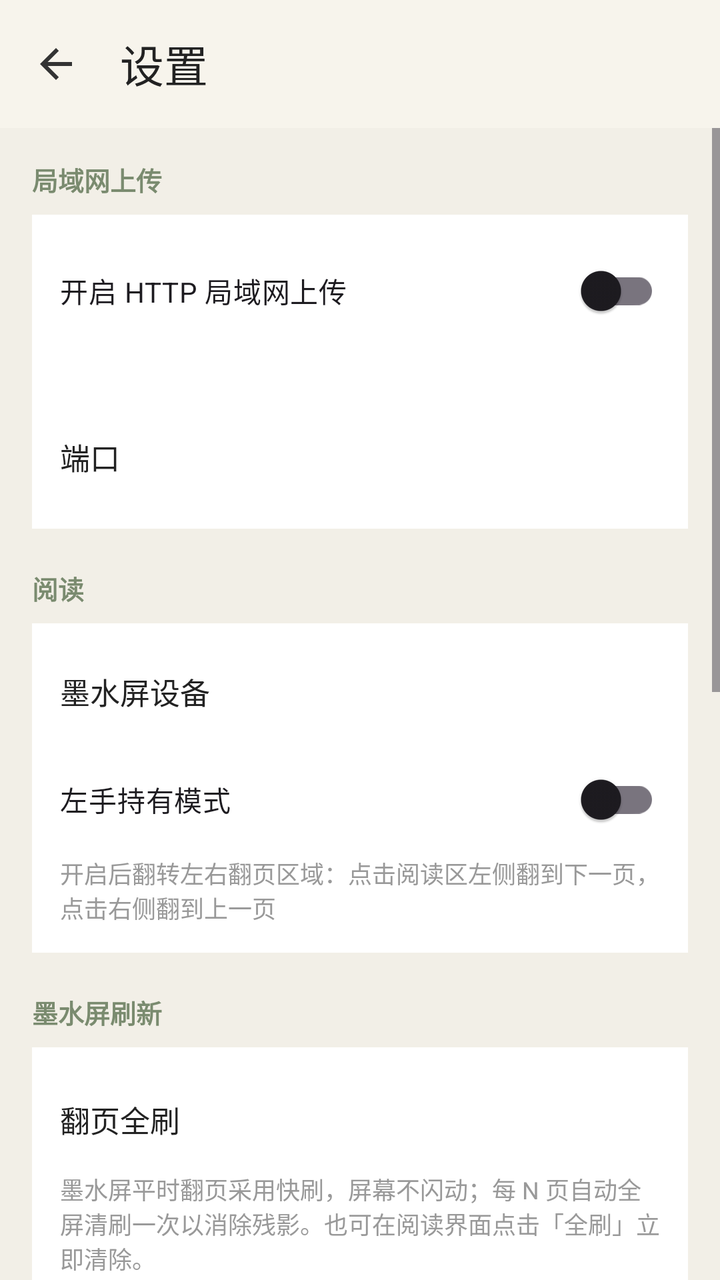
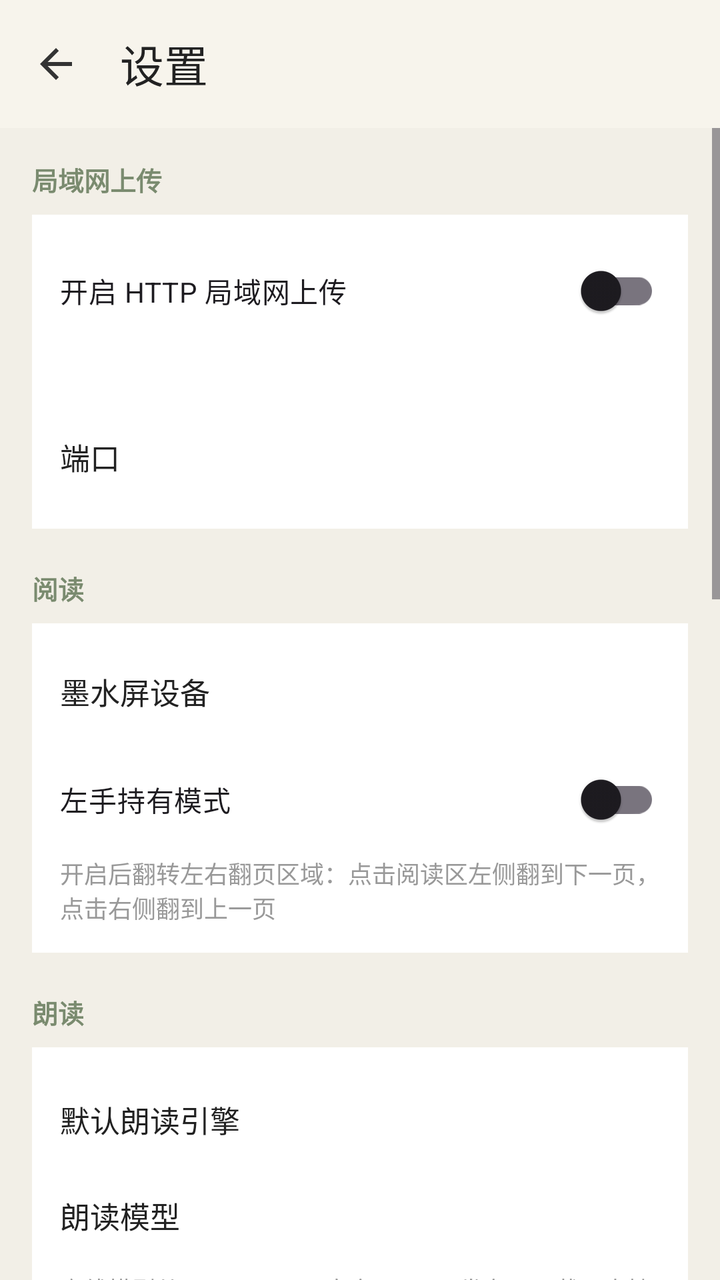

The first picture is an Android layout as it rendered before a commit; the second is the same layout after the commit. The layout source and the unified diff follow.
<!-- AndroidManifest.xml: application theme Theme.EbookReader -->
<!-- res/layout/activity_settings.xml -->
<?xml version="1.0" encoding="utf-8"?>
<LinearLayout xmlns:android="http://schemas.android.com/apk/res/android"
    xmlns:app="http://schemas.android.com/apk/res-auto"
    android:layout_width="match_parent"
    android:layout_height="match_parent"
    android:background="#F2EFE7"
    android:orientation="vertical">

    <androidx.appcompat.widget.Toolbar
        android:id="@+id/toolbar"
        android:layout_width="match_parent"
        android:layout_height="?attr/actionBarSize"
        android:background="#F7F4EC"
        app:navigationIcon="@drawable/ic_back"
        app:title="@string/settings"
        app:titleTextColor="#222222" />

    <ScrollView
        android:layout_width="match_parent"
        android:layout_height="0dp"
        android:layout_weight="1">

        <LinearLayout
            android:layout_width="match_parent"
            android:layout_height="wrap_content"
            android:orientation="vertical"
            android:padding="16dp">

            
            <TextView
                android:layout_width="wrap_content"
                android:layout_height="wrap_content"
                android:text="@string/settings_http_section"
                android:textColor="#7A8B6F"
                android:textSize="13sp"
                android:textStyle="bold" />

            <LinearLayout
                android:layout_width="match_parent"
                android:layout_height="wrap_content"
                android:layout_marginTop="8dp"
                android:background="#FFFFFF"
                android:orientation="vertical"
                android:padding="14dp">

                <com.google.android.material.switchmaterial.SwitchMaterial
                    android:id="@+id/switchHttp"
                    android:layout_width="match_parent"
                    android:layout_height="wrap_content"
                    android:text="@string/settings_http_enable" />

                <TextView
                    android:id="@+id/txtHttpAddress"
                    android:layout_width="match_parent"
                    android:layout_height="wrap_content"
                    android:layout_marginTop="6dp"
                    android:textColor="#666666"
                    android:textSize="14sp"
                    android:textIsSelectable="true" />

                <LinearLayout
                    android:id="@+id/rowPort"
                    android:layout_width="match_parent"
                    android:layout_height="wrap_content"
                    android:layout_marginTop="12dp"
                    android:background="?attr/selectableItemBackground"
                    android:gravity="center_vertical"
                    android:minHeight="44dp"
                    android:orientation="horizontal">

                    <TextView
                        android:layout_width="0dp"
                        android:layout_height="wrap_content"
                        android:layout_weight="1"
                        android:text="@string/settings_http_port"
                        android:textColor="#222222"
                        android:textSize="15sp" />

                    <TextView
                        android:id="@+id/txtPort"
                        android:layout_width="wrap_content"
                        android:layout_height="wrap_content"
                        android:textColor="#888888"
                        android:textSize="15sp" />
                </LinearLayout>
            </LinearLayout>

            
            <TextView
                android:layout_width="wrap_content"
                android:layout_height="wrap_content"
                android:layout_marginTop="20dp"
                android:text="@string/settings_reading_section"
                android:textColor="#7A8B6F"
                android:textSize="13sp"
                android:textStyle="bold" />

            <LinearLayout
                android:layout_width="match_parent"
                android:layout_height="wrap_content"
                android:layout_marginTop="8dp"
                android:background="#FFFFFF"
                android:orientation="vertical"
                android:padding="14dp">

                <LinearLayout
                    android:id="@+id/rowEinkDevice"
                    android:layout_width="match_parent"
                    android:layout_height="wrap_content"
                    android:layout_marginBottom="10dp"
                    android:gravity="center_vertical"
                    android:minHeight="40dp"
                    android:orientation="horizontal">

                    <TextView
                        android:layout_width="0dp"
                        android:layout_height="wrap_content"
                        android:layout_weight="1"
                        android:text="@string/settings_eink_device"
                        android:textColor="#222222"
                        android:textSize="15sp" />

                    <TextView
                        android:id="@+id/txtEinkDevice"
                        android:layout_width="wrap_content"
                        android:layout_height="wrap_content"
                        android:gravity="end"
                        android:maxWidth="220dp"
                        android:textColor="#888888"
                        android:textSize="13sp" />
                </LinearLayout>

                <com.google.android.material.switchmaterial.SwitchMaterial
                    android:id="@+id/switchLeftHand"
                    android:layout_width="match_parent"
                    android:layout_height="wrap_content"
                    android:text="@string/settings_left_hand_mode" />

                <TextView
                    android:layout_width="match_parent"
                    android:layout_height="wrap_content"
                    android:layout_marginTop="4dp"
                    android:text="@string/settings_left_hand_mode_hint"
                    android:textColor="#999999"
                    android:textSize="12sp" />
            </LinearLayout>

            
            <TextView
                android:layout_width="wrap_content"
                android:layout_height="wrap_content"
                android:layout_marginTop="20dp"
                android:text="@string/settings_refresh_section"
                android:textColor="#7A8B6F"
                android:textSize="13sp"
                android:textStyle="bold" />

            <LinearLayout
                android:layout_width="match_parent"
                android:layout_height="wrap_content"
                android:layout_marginTop="8dp"
                android:background="#FFFFFF"
                android:orientation="vertical"
                android:padding="14dp">

                <LinearLayout
                    android:id="@+id/rowRefreshInterval"
                    android:layout_width="match_parent"
                    android:layout_height="wrap_content"
                    android:background="?attr/selectableItemBackground"
                    android:gravity="center_vertical"
                    android:minHeight="44dp"
                    android:orientation="horizontal">

                    <TextView
                        android:layout_width="0dp"
                        android:layout_height="wrap_content"
                        android:layout_weight="1"
                        android:text="@string/settings_refresh_interval"
                        android:textColor="#222222"
                        android:textSize="15sp" />

                    <TextView
                        android:id="@+id/txtRefreshInterval"
                        android:layout_width="wrap_content"
                        android:layout_height="wrap_content"
                        android:textColor="#888888"
                        android:textSize="15sp" />
                </LinearLayout>

                <TextView
                    android:layout_width="match_parent"
                    android:layout_height="wrap_content"
                    android:layout_marginTop="4dp"
                    android:text="@string/settings_refresh_hint"
                    android:textColor="#999999"
                    android:textSize="12sp" />
            </LinearLayout>

            
            <TextView
                android:layout_width="wrap_content"
                android:layout_height="wrap_content"
                android:layout_marginTop="20dp"
                android:text="@string/settings_keyboard_section"
                android:textColor="#7A8B6F"
                android:textSize="13sp"
                android:textStyle="bold" />

            <LinearLayout
                android:layout_width="match_parent"
                android:layout_height="wrap_content"
                android:layout_marginTop="8dp"
                android:background="#FFFFFF"
                android:orientation="vertical"
                android:padding="14dp">

                <LinearLayout
                    android:id="@+id/rowNextKeys"
                    android:layout_width="match_parent"
                    android:layout_height="wrap_content"
                    android:background="?attr/selectableItemBackground"
                    android:gravity="center_vertical"
                    android:minHeight="44dp"
                    android:orientation="horizontal">

                    <TextView
                        android:layout_width="0dp"
                        android:layout_height="wrap_content"
                        android:layout_weight="1"
                        android:text="@string/settings_page_next"
                        android:textColor="#222222"
                        android:textSize="15sp" />

                    <TextView
                        android:id="@+id/txtNextKeys"
                        android:layout_width="wrap_content"
                        android:layout_height="wrap_content"
                        android:gravity="end"
                        android:maxWidth="220dp"
                        android:textColor="#888888"
                        android:textSize="13sp" />
                </LinearLayout>

                <LinearLayout
                    android:id="@+id/rowPrevKeys"
                    android:layout_width="match_parent"
                    android:layout_height="wrap_content"
                    android:layout_marginTop="4dp"
                    android:background="?attr/selectableItemBackground"
                    android:gravity="center_vertical"
                    android:minHeight="44dp"
                    android:orientation="horizontal">

                    <TextView
                        android:layout_width="0dp"
                        android:layout_height="wrap_content"
                        android:layout_weight="1"
                        android:text="@string/settings_page_prev"
                        android:textColor="#222222"
                        android:textSize="15sp" />

                    <TextView
                        android:id="@+id/txtPrevKeys"
                        android:layout_width="wrap_content"
                        android:layout_height="wrap_content"
                        android:gravity="end"
                        android:maxWidth="220dp"
                        android:textColor="#888888"
                        android:textSize="13sp" />
                </LinearLayout>

                <TextView
                    android:id="@+id/txtKeyboardHint"
                    android:layout_width="match_parent"
                    android:layout_height="wrap_content"
                    android:layout_marginTop="6dp"
                    android:lineSpacingExtra="4dp"
                    android:text="@string/settings_keyboard_hint"
                    android:textColor="#666666"
                    android:textSize="13sp" />
            </LinearLayout>

            
            <TextView
                android:layout_width="wrap_content"
                android:layout_height="wrap_content"
                android:layout_marginTop="20dp"
                android:text="@string/settings_font_section"
                android:textColor="#7A8B6F"
                android:textSize="13sp"
                android:textStyle="bold" />

            <LinearLayout
                android:layout_width="match_parent"
                android:layout_height="wrap_content"
                android:layout_marginTop="8dp"
                android:background="#FFFFFF"
                android:orientation="vertical"
                android:padding="14dp">

                <TextView
                    android:id="@+id/btnFontDownload"
                    android:layout_width="match_parent"
                    android:layout_height="wrap_content"
                    android:background="?attr/selectableItemBackground"
                    android:minHeight="44dp"
                    android:gravity="center_vertical"
                    android:text="@string/settings_font_download"
                    android:textColor="#222222"
                    android:textSize="15sp" />

                <TextView
                    android:id="@+id/btnFontImport"
                    android:layout_width="match_parent"
                    android:layout_height="wrap_content"
                    android:background="?attr/selectableItemBackground"
                    android:minHeight="44dp"
                    android:gravity="center_vertical"
                    android:text="@string/settings_font_import"
                    android:textColor="#222222"
                    android:textSize="15sp" />

                <TextView
                    android:id="@+id/btnFontUrl"
                    android:layout_width="match_parent"
                    android:layout_height="wrap_content"
                    android:background="?attr/selectableItemBackground"
                    android:minHeight="44dp"
                    android:gravity="center_vertical"
                    android:text="@string/settings_font_url"
                    android:textColor="#222222"
                    android:textSize="15sp" />

                <TextView
                    android:id="@+id/txtFontCount"
                    android:layout_width="match_parent"
                    android:layout_height="wrap_content"
                    android:layout_marginTop="6dp"
                    android:textColor="#999999"
                    android:textSize="13sp" />
            </LinearLayout>

            
            <TextView
                android:layout_width="wrap_content"
                android:layout_height="wrap_content"
                android:layout_marginTop="20dp"
                android:text="@string/settings_stats_section"
                android:textColor="#7A8B6F"
                android:textSize="13sp"
                android:textStyle="bold" />

            <LinearLayout
                android:layout_width="match_parent"
                android:layout_height="wrap_content"
                android:layout_marginTop="8dp"
                android:background="#FFFFFF"
                android:orientation="vertical"
                android:padding="16dp">

                <TextView
                    android:id="@+id/txtStatsEmpty"
                    android:layout_width="match_parent"
                    android:layout_height="wrap_content"
                    android:lineSpacingExtra="4dp"
                    android:text="@string/settings_stats_empty"
                    android:textColor="#666666"
                    android:textSize="14sp"
                    android:visibility="gone" />

                <LinearLayout
                    android:id="@+id/statsSummaryContainer"
                    android:layout_width="match_parent"
                    android:layout_height="wrap_content"
                    android:orientation="vertical"
                    android:visibility="gone" />

                <LinearLayout
                    android:id="@+id/statsRecentSection"
                    android:layout_width="match_parent"
                    android:layout_height="wrap_content"
                    android:orientation="vertical"
                    android:visibility="gone">

                    <View
                        android:layout_width="match_parent"
                        android:layout_height="1dp"
                        android:layout_marginTop="12dp"
                        android:background="#E6E6E6" />

                    <TextView
                        android:layout_width="match_parent"
                        android:layout_height="wrap_content"
                        android:layout_marginTop="12dp"
                        android:text="@string/settings_stats_recent"
                        android:textColor="#7A8B6F"
                        android:textSize="13sp"
                        android:textStyle="bold" />

                    <LinearLayout
                        android:id="@+id/statsRecentContainer"
                        android:layout_width="match_parent"
                        android:layout_height="wrap_content"
                        android:layout_marginTop="4dp"
                        android:orientation="vertical" />
                </LinearLayout>

                <LinearLayout
                    android:id="@+id/statsTopSection"
                    android:layout_width="match_parent"
                    android:layout_height="wrap_content"
                    android:orientation="vertical"
                    android:visibility="gone">

                    <View
                        android:layout_width="match_parent"
                        android:layout_height="1dp"
                        android:layout_marginTop="12dp"
                        android:background="#E6E6E6" />

                    <TextView
                        android:layout_width="match_parent"
                        android:layout_height="wrap_content"
                        android:layout_marginTop="12dp"
                        android:text="@string/settings_stats_top"
                        android:textColor="#7A8B6F"
                        android:textSize="13sp"
                        android:textStyle="bold" />

                    <LinearLayout
                        android:id="@+id/statsTopContainer"
                        android:layout_width="match_parent"
                        android:layout_height="wrap_content"
                        android:layout_marginTop="4dp"
                        android:orientation="vertical" />
                </LinearLayout>

                <View
                    android:id="@+id/statsClearDivider"
                    android:layout_width="match_parent"
                    android:layout_height="1dp"
                    android:layout_marginTop="12dp"
                    android:background="#E6E6E6"
                    android:visibility="gone" />

                <TextView
                    android:id="@+id/btnClearStats"
                    android:layout_width="match_parent"
                    android:layout_height="wrap_content"
                    android:background="?attr/selectableItemBackground"
                    android:gravity="center"
                    android:minHeight="44dp"
                    android:text="@string/stats_clear"
                    android:textColor="#B05050"
                    android:textSize="14sp"
                    android:visibility="gone" />
            </LinearLayout>

            
            <TextView
                android:id="@+id/txtVersion"
                android:layout_width="match_parent"
                android:layout_height="wrap_content"
                android:layout_marginTop="24dp"
                android:layout_marginBottom="8dp"
                android:gravity="center"
                android:lineSpacingExtra="2dp"
                android:textColor="#9A968C"
                android:textSize="12sp" />
        </LinearLayout>
    </ScrollView>
</LinearLayout>
<!-- resources referenced by this layout -->
<resources>
  <!-- drawable ic_back (drawable) -->
  <vector xmlns:android="http://schemas.android.com/apk/res/android"
      android:width="24dp"
      android:height="24dp"
      android:viewportWidth="24"
      android:viewportHeight="24"
      android:tint="#333333">
      <path
          android:fillColor="#FF000000"
          android:pathData="M20,11H7.83l5.59,-5.59L12,4l-8,8 8,8 1.41,-1.41L7.83,13H20v-2z" />
  </vector>
  <string name="settings">设置</string>
  <string name="settings_eink_device">墨水屏设备</string>
  <string name="settings_font_download">下载字体</string>
  <string name="settings_font_import">导入本地字体</string>
  <string name="settings_font_section">字体</string>
  <string name="settings_font_url">从 URL 导入字体</string>
  <string name="settings_http_enable">开启 HTTP 局域网上传</string>
  <string name="settings_http_port">端口</string>
  <string name="settings_http_section">局域网上传</string>
  <string name="settings_keyboard_hint">连接键盘或使用设备实体按键翻页。点击下方项目可自定义按键，支持多个按键，也可清空或新增。</string>
  <string name="settings_keyboard_section">键盘翻页</string>
  <string name="settings_left_hand_mode">左手持有模式</string>
  <string name="settings_left_hand_mode_hint">开启后翻转左右翻页区域：点击阅读区左侧翻到下一页，点击右侧翻到上一页</string>
  <string name="settings_page_next">向前翻页按键</string>
  <string name="settings_page_prev">向后翻页按键</string>
  <string name="settings_reading_section">阅读</string>
  <string name="settings_refresh_hint">墨水屏平时翻页采用快刷，屏幕不闪动；每 N 页自动全屏清刷一次以消除残影。也可在阅读界面点击「全刷」立即清除。</string>
  <string name="settings_refresh_interval">翻页全刷</string>
  <string name="settings_refresh_section">墨水屏刷新</string>
  <string name="settings_stats_empty">还没有阅读记录，开始阅读后会在这里显示统计</string>
  <string name="settings_stats_recent">最近 7 天</string>
  <string name="settings_stats_section">阅读统计</string>
  <string name="settings_stats_top">读得最多的书</string>
  <string name="stats_clear">清空阅读统计</string>
  <style name="Theme.EbookReader" parent="Theme.Material3.Light.NoActionBar">
          <item name="colorPrimary">@color/primary</item>
          <item name="colorPrimaryDark">@color/primary_dark</item>
          <item name="colorOnPrimary">@color/white</item>
          <item name="colorSurface">@color/bar</item>
          <item name="android:windowBackground">@color/paper</item>
          <item name="android:windowAnimationStyle">@null</item>
          <item name="android:windowContentTransitions">false</item>
          <item name="android:windowActivityTransitions">false</item>
          <item name="popupTheme">@style/ThemeOverlay.Material3.Light</item>
          <item name="android:statusBarColor" tools:targetApi="l">@color/bar</item>
      </style>
  <color name="primary">#7A8B6F</color>
  <color name="primary_dark">#5E6E54</color>
  <color name="white">#FFFFFF</color>
  <color name="bar">#F7F4EC</color>
  <color name="paper">#F5F1E6</color>
</resources>

<!-- the commit's change to res/layout/activity_settings.xml (unified diff, before → after) -->
@@ -141,6 +141,89 @@
                     android:layout_height="wrap_content"
                     android:layout_marginTop="4dp"
                     android:text="@string/settings_left_hand_mode_hint"
+                    android:textColor="#999999"
+                    android:textSize="12sp" />
+            </LinearLayout>
+
+            
+            <TextView
+                android:layout_width="wrap_content"
+                android:layout_height="wrap_content"
+                android:layout_marginTop="20dp"
+                android:text="@string/settings_tts_section"
+                android:textColor="#7A8B6F"
+                android:textSize="13sp"
+                android:textStyle="bold" />
+
+            <LinearLayout
+                android:layout_width="match_parent"
+                android:layout_height="wrap_content"
+                android:layout_marginTop="8dp"
+                android:background="#FFFFFF"
+                android:orientation="vertical"
+                android:padding="14dp">
+
+                <LinearLayout
+                    android:id="@+id/rowTtsEngine"
+                    android:layout_width="match_parent"
+                    android:layout_height="wrap_content"
+                    android:background="?attr/selectableItemBackground"
+                    android:gravity="center_vertical"
+                    android:minHeight="44dp"
+                    android:orientation="horizontal">
+
+                    <TextView
+                        android:layout_width="0dp"
+                        android:layout_height="wrap_content"
+                        android:layout_weight="1"
+                        android:text="@string/settings_tts_engine"
+                        android:textColor="#222222"
+                        android:textSize="15sp" />
+
+                    <TextView
+                        android:id="@+id/txtTtsEngine"
+                        android:layout_width="wrap_content"
+                        android:layout_height="wrap_content"
+                        android:gravity="end"
+                        android:maxWidth="220dp"
+                        android:textColor="#888888"
+                        android:textSize="13sp" />
+                </LinearLayout>
+
+                <LinearLayout
+                    android:id="@+id/rowTtsModels"
+                    android:layout_width="match_parent"
+                    android:layout_height="wrap_content"
+                    android:layout_marginTop="4dp"
+                    android:background="?attr/selectableItemBackground"
+                    android:gravity="center_vertical"
+                    android:minHeight="44dp"
+                    android:orientation="horizontal">
+
+                    <TextView
+                        android:layout_width="0dp"
+                        android:layout_height="wrap_content"
+                        android:layout_weight="1"
+                        android:text="@string/settings_tts_models"
+                        android:textColor="#222222"
+                        android:textSize="15sp" />
+
+                    <TextView
+                        android:id="@+id/txtTtsModels"
+                        android:layout_width="wrap_content"
+                        android:layout_height="wrap_content"
+                        android:gravity="end"
+                        android:maxWidth="220dp"
+                        android:textColor="#888888"
+                        android:textSize="13sp" />
+                </LinearLayout>
+
+                <TextView
+                    android:layout_width="match_parent"
+                    android:layout_height="wrap_content"
+                    android:layout_marginTop="6dp"
+                    android:lineSpacingExtra="3dp"
+                    android:text="@string/settings_tts_hint"
                     android:textColor="#999999"
                     android:textSize="12sp" />
             </LinearLayout>
<!-- resource entries referenced after the edit -->
@@ -34,6 +34,10 @@
   <string name="settings_stats_recent">最近 7 天</string>
   <string name="settings_stats_section">阅读统计</string>
   <string name="settings_stats_top">读得最多的书</string>
+  <string name="settings_tts_engine">默认朗读引擎</string>
+  <string name="settings_tts_hint">离线模型从 sherpa-onnx 官方 GitHub 发布页下载，支持切换到国内 GitHub 加速镜像。Kokoro 体积较大，低配设备合成可能较慢。</string>
+  <string name="settings_tts_models">朗读模型</string>
+  <string name="settings_tts_section">朗读</string>
   <string name="stats_clear">清空阅读统计</string>
   <style name="Theme.EbookReader" parent="Theme.Material3.Light.NoActionBar">
           <item name="colorPrimary">@color/primary</item>
